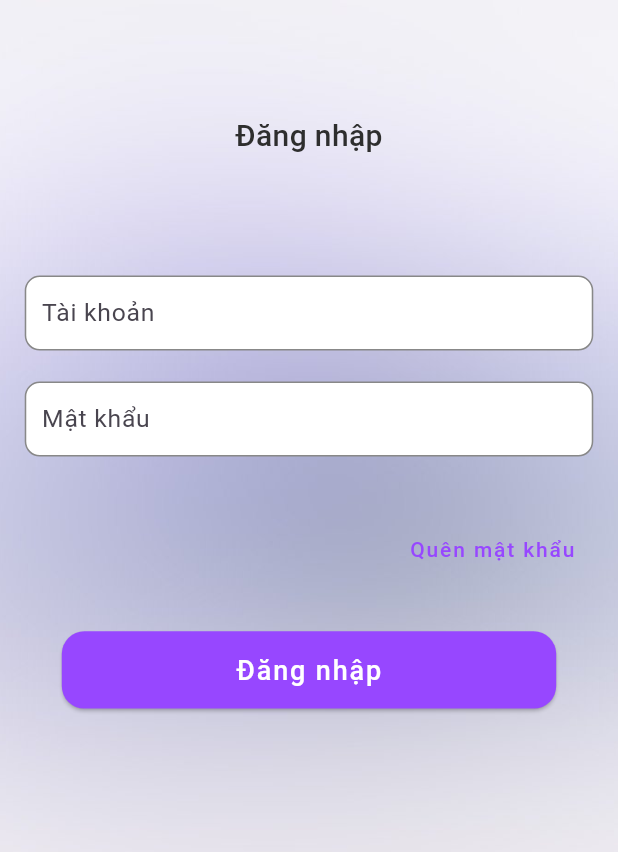
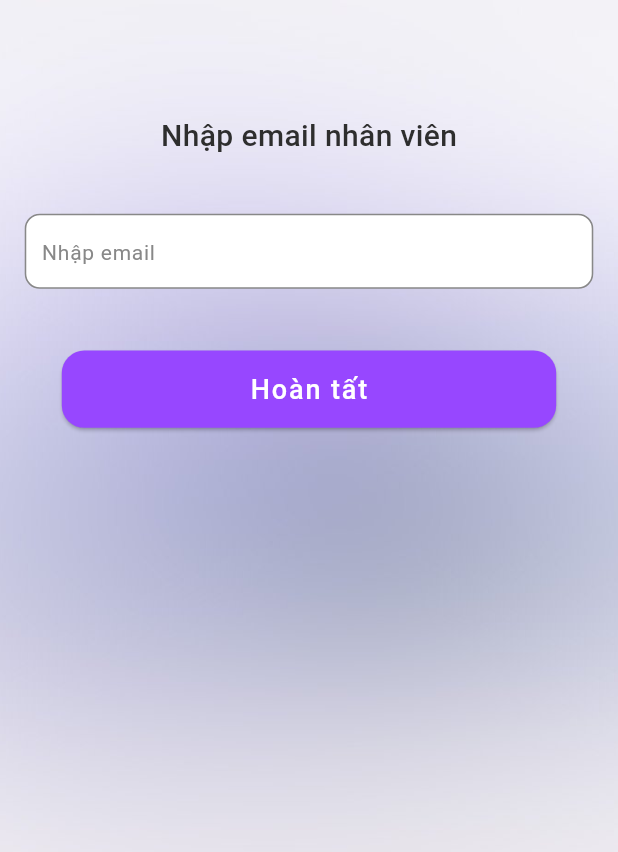
Before and after one commit to Bouncybear2409/ChamCong, a Flutter app: the screen it shows after launch, on a phone screen of 412 x 824 dp. Shown: the top 852 px of the screen. Run offline on Flutter 3.47's test engine with Material 3 defaults, Android fonts, the phone set to English and light mode, and no system bars; our stand-ins replace analog_clock, flutter_screenutil.

Commit message:
done homepage

```diff
--- /dev/null
+++ b/chamcong/lib/email_check.dart
@@ -0,0 +1,109 @@
+import 'package:chamcong/app_images.dart';
+import 'package:flutter/material.dart';
+import 'package:flutter_screenutil/flutter_screenutil.dart';
+
+class EmailCheck extends StatelessWidget {
+  const EmailCheck({super.key});
+
+
+  @override
+  Widget build(BuildContext context) {
+    return Scaffold(
+      body: Center(
+        child: Container(
+          decoration: const BoxDecoration(
+            image: DecorationImage(
+              image: AssetImage(
+                AppImages.imgBG,
+              ),
+              fit: BoxFit.cover,
+            ),
+          ),
+          child: Padding(
+            padding: EdgeInsets.all(16.0.sp),
+            child: Column(
+              children: [
+                SizedBox(
+                  height: 60.sp,
+                ),
+                const Text(
+                  'Nhập email nhân viên',
+                  style: TextStyle(
+                    color: Color(0xFF2E2E2E),
+                    fontSize: 20,
+                    fontFamily: 'Roboto',
+                    fontWeight: FontWeight.w500,
+                    height: 0,
+                  ),
+                ),
+                SizedBox(
+                  height: 40.sp,
+                ),
+                Container(
+                  decoration: ShapeDecoration(
+                    color: Colors.white,
+                    shape: RoundedRectangleBorder(
+                      side: BorderSide(
+                        width: 1.sp,
+                        color: const Color(0xFF888888),
+                      ),
+                      borderRadius: BorderRadius.circular(10),
+                    ),
+                  ),
+                  child: Row(
+                    children: [
+                      Expanded(
+                        child: TextFormField(
+                          autofocus: false,
+                          style: const TextStyle(color: Colors.black),
+                          decoration: InputDecoration(
+                            border: InputBorder.none,
+                            contentPadding:
+                                EdgeInsets.symmetric(horizontal: 10.sp),
+                            hintText: 'Nhập email',
+                            hintStyle: const TextStyle(
+                              color: Color(0xFF888888),
+                              fontSize: 14,
+                              fontFamily: 'Roboto',
+                              fontWeight: FontWeight.w400,
+                              height: 0,
+                            ),
+                          ),
+                        ),
+                      ),
+                    ],
+                  ),
+                ),
+                SizedBox(height: 40.sp),
+                SizedBox(
+                  width: 320.sp,
+                  height: 50.sp,
+                  child: ElevatedButton(
+                    style: ElevatedButton.styleFrom(
+                      backgroundColor: const Color(0xFF9747FF),
+                      shape: RoundedRectangleBorder(
+                          borderRadius: BorderRadius.circular(15)),
+                    ),
+                    onPressed: () {
+
+                    },
+                    child: const Text(
+                      'Hoàn tất',
+                      style: TextStyle(
+                        color: Colors.white,
+                        fontSize: 18,
+                        fontFamily: 'Roboto',
+                        fontWeight: FontWeight.w500,
+                        height: 0,
+                      ),
+                    ),
+                  ),
+                ),
+              ],
+            ),
+          ),
+        ),
+      ),
+    );
+  }
+}
--- a/chamcong/lib/main.dart
+++ b/chamcong/lib/main.dart
@@ -1,5 +1,5 @@
-import 'package:chamcong/login/login_page.dart';
-import 'package:chamcong/new_password.dart';
+import 'package:chamcong/email_check.dart';
+
 import 'package:flutter/material.dart';
 import 'package:flutter_screenutil/flutter_screenutil.dart';
 
@@ -26,7 +26,7 @@ class MyApp extends StatelessWidget {
             primarySwatch: Colors.blue,
             textTheme: Typography.englishLike2018.apply(fontSizeFactor: 1.sp),
           ),
-          home: const LoginPage(),
+          home: const EmailCheck(),
         );
       },
     );
```
